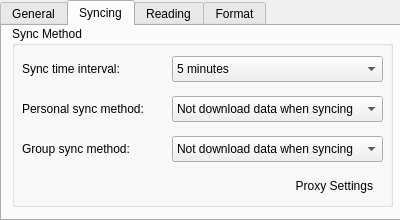
First picture: the form in src/ui/wizpreferencedialog.ui, repository WizTeam/WizQTClient, before the edit.
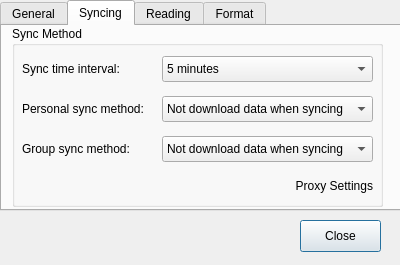
Second picture: the form after the edit. The open tabs and pages were chosen to show the change.

Commit message: add close button to move note and preference dialog

What changed in the file:
```diff
--- a/src/ui/wizpreferencedialog.ui
+++ b/src/ui/wizpreferencedialog.ui
@@ -7,11 +7,11 @@
     <x>0</x>
     <y>0</y>
     <width>400</width>
-    <height>220</height>
+    <height>265</height>
    </rect>
   </property>
   <property name="sizePolicy">
-   <sizepolicy hsizetype="Fixed" vsizetype="Fixed">
+   <sizepolicy hsizetype="Preferred" vsizetype="Preferred">
     <horstretch>0</horstretch>
     <verstretch>0</verstretch>
    </sizepolicy>
@@ -19,13 +19,13 @@
   <property name="minimumSize">
    <size>
     <width>400</width>
-    <height>220</height>
+    <height>265</height>
    </size>
   </property>
   <property name="maximumSize">
    <size>
     <width>400</width>
-    <height>220</height>
+    <height>265</height>
    </size>
   </property>
   <property name="windowTitle">
@@ -37,7 +37,7 @@
      <x>0</x>
      <y>0</y>
      <width>401</width>
-     <height>221</height>
+     <height>211</height>
     </rect>
    </property>
    <property name="currentIndex">
@@ -111,7 +111,7 @@
       <rect>
        <x>10</x>
        <y>0</y>
-       <width>381</width>
+       <width>371</width>
        <height>181</height>
       </rect>
      </property>
@@ -137,7 +137,7 @@
      <widget class="QComboBox" name="comboSyncInterval">
       <property name="geometry">
        <rect>
-        <x>160</x>
+        <x>150</x>
         <y>30</y>
         <width>211</width>
         <height>26</height>
@@ -201,7 +201,7 @@
      <widget class="QComboBox" name="comboSyncMethod">
       <property name="geometry">
        <rect>
-        <x>160</x>
+        <x>150</x>
         <y>70</y>
         <width>211</width>
         <height>26</height>
@@ -236,7 +236,7 @@
      <widget class="QComboBox" name="comboSyncGroupMethod">
       <property name="geometry">
        <rect>
-        <x>160</x>
+        <x>150</x>
         <y>110</y>
         <width>211</width>
         <height>26</height>
@@ -397,6 +397,25 @@
     </widget>
    </widget>
   </widget>
+  <widget class="QPushButton" name="btnClose">
+   <property name="geometry">
+    <rect>
+     <x>300</x>
+     <y>220</y>
+     <width>81</width>
+     <height>32</height>
+    </rect>
+   </property>
+   <property name="sizePolicy">
+    <sizepolicy hsizetype="Preferred" vsizetype="Fixed">
+     <horstretch>0</horstretch>
+     <verstretch>0</verstretch>
+    </sizepolicy>
+   </property>
+   <property name="text">
+    <string>Close</string>
+   </property>
+  </widget>
  </widget>
  <resources/>
  <connections/>
```
Left out of the diff: 6 changed lines with no effect on the pictures. The commit also changes 2 other files.
